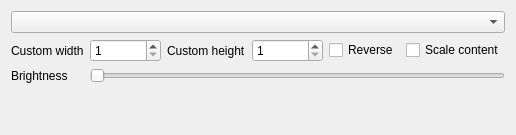
First picture: the form in LivePreviewController.ui, repository DLdota/OpenRGBEffectsPlugin, before the edit.
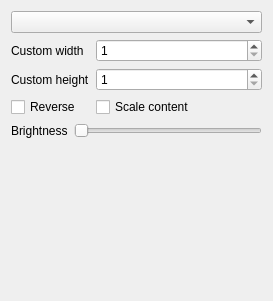
Second picture: the form after the edit. Custom widgets are drawn as their Qt base class.

Commit message: Reworked LivePreview UI

```diff
--- a/LivePreviewController.ui
+++ b/LivePreviewController.ui
@@ -6,30 +6,112 @@
    <rect>
     <x>0</x>
     <y>0</y>
-    <width>516</width>
-    <height>135</height>
+    <width>273</width>
+    <height>301</height>
    </rect>
   </property>
+  <property name="sizePolicy">
+   <sizepolicy hsizetype="Preferred" vsizetype="Preferred">
+    <horstretch>0</horstretch>
+    <verstretch>0</verstretch>
+   </sizepolicy>
+  </property>
+  <property name="minimumSize">
+   <size>
+    <width>0</width>
+    <height>0</height>
+   </size>
+  </property>
   <property name="windowTitle">
    <string>Form</string>
   </property>
   <layout class="QGridLayout" name="gridLayout">
-   <item row="1" column="4">
-    <widget class="QCheckBox" name="reverse">
-     <property name="text">
-      <string>Reverse</string>
-     </property>
-    </widget>
-   </item>
+   <property name="sizeConstraint">
+    <enum>QLayout::SetDefaultConstraint</enum>
+   </property>
    <item row="2" column="0">
-    <widget class="QLabel" name="label_3">
+    <widget class="QFrame" name="brightness_frame">
+     <property name="frameShape">
+      <enum>QFrame::NoFrame</enum>
+     </property>
+     <property name="frameShadow">
+      <enum>QFrame::Raised</enum>
+     </property>
+     <layout class="QGridLayout" name="gridLayout_2">
+      <property name="leftMargin">
+       <number>0</number>
+      </property>
+      <property name="topMargin">
+       <number>0</number>
+      </property>
+      <property name="rightMargin">
+       <number>0</number>
+      </property>
+      <property name="bottomMargin">
+       <number>0</number>
+      </property>
+      <item row="0" column="0">
+       <widget class="QLabel" name="brightness_label">
+        <property name="toolTip">
+         <string>Brightness</string>
+        </property>
      <property name="text">
       <string>Brightness</string>
+        </property>
+       </widget>
+      </item>
+      <item row="0" column="1">
+       <widget class="QTooltipedSlider" name="brightness">
+        <property name="maximum">
+         <number>100</number>
+        </property>
+        <property name="orientation">
+         <enum>Qt::Horizontal</enum>
+        </property>
+       </widget>
+      </item>
+     </layout>
+    </widget>
+   </item>
+   <item row="0" column="0">
+    <widget class="QComboBox" name="presets"/>
+   </item>
+   <item row="1" column="0">
+    <widget class="QFrame" name="settings_frame">
+     <property name="frameShape">
+      <enum>QFrame::NoFrame</enum>
+     </property>
+     <property name="frameShadow">
+      <enum>QFrame::Raised</enum>
+     </property>
+     <layout class="QGridLayout" name="gridLayout_3" columnstretch="0,1,0">
+      <property name="leftMargin">
+       <number>0</number>
+      </property>
+      <property name="topMargin">
+       <number>0</number>
+      </property>
+      <property name="rightMargin">
+       <number>0</number>
+      </property>
+      <property name="bottomMargin">
+       <number>0</number>
+      </property>
+      <item row="0" column="0">
+       <widget class="QLabel" name="label">
+        <property name="text">
+         <string>Custom width</string>
      </property>
     </widget>
    </item>
    <item row="1" column="1">
-    <widget class="QSpinBox" name="width">
+       <widget class="QSpinBox" name="height">
+        <property name="sizePolicy">
+         <sizepolicy hsizetype="Preferred" vsizetype="Fixed">
+          <horstretch>0</horstretch>
+          <verstretch>0</verstretch>
+         </sizepolicy>
+        </property>
      <property name="minimum">
       <number>1</number>
      </property>
@@ -38,15 +120,21 @@
      </property>
     </widget>
    </item>
-   <item row="1" column="2">
+      <item row="1" column="0">
     <widget class="QLabel" name="label_2">
      <property name="text">
       <string>Custom height</string>
      </property>
     </widget>
    </item>
-   <item row="1" column="3">
-    <widget class="QSpinBox" name="height">
+      <item row="0" column="1">
+       <widget class="QSpinBox" name="width">
+        <property name="sizePolicy">
+         <sizepolicy hsizetype="Preferred" vsizetype="Fixed">
+          <horstretch>0</horstretch>
+          <verstretch>0</verstretch>
+         </sizepolicy>
+        </property>
      <property name="minimum">
       <number>1</number>
      </property>
@@ -55,15 +143,27 @@
      </property>
     </widget>
    </item>
-   <item row="1" column="0">
-    <widget class="QLabel" name="label">
+      <item row="2" column="0">
+       <widget class="QCheckBox" name="reverse">
+        <property name="sizePolicy">
+         <sizepolicy hsizetype="Preferred" vsizetype="Fixed">
+          <horstretch>0</horstretch>
+          <verstretch>0</verstretch>
+         </sizepolicy>
+        </property>
      <property name="text">
-      <string>Custom width</string>
+         <string>Reverse</string>
      </property>
     </widget>
    </item>
-   <item row="1" column="5">
+      <item row="2" column="1">
     <widget class="QCheckBox" name="scale">
+        <property name="sizePolicy">
+         <sizepolicy hsizetype="Preferred" vsizetype="Fixed">
+          <horstretch>0</horstretch>
+          <verstretch>0</verstretch>
+         </sizepolicy>
+        </property>
      <property name="text">
       <string>Scale content</string>
      </property>
@@ -72,10 +172,10 @@
      </property>
     </widget>
    </item>
-   <item row="0" column="0" colspan="6">
-    <widget class="QComboBox" name="presets"/>
+     </layout>
+    </widget>
    </item>
-   <item row="3" column="0" colspan="6">
+   <item row="3" column="0">
     <widget class="PreviewWidget" name="preview_widget" native="true">
      <property name="sizePolicy">
       <sizepolicy hsizetype="Preferred" vsizetype="Preferred">
@@ -83,21 +183,17 @@
        <verstretch>1</verstretch>
       </sizepolicy>
      </property>
+     <property name="minimumSize">
+      <size>
+       <width>0</width>
+       <height>0</height>
+      </size>
+     </property>
      <property name="styleSheet">
       <string notr="true">background:transparent</string>
      </property>
     </widget>
    </item>
-   <item row="2" column="1" colspan="5">
-    <widget class="QTooltipedSlider" name="brightness">
-     <property name="maximum">
-      <number>100</number>
-     </property>
-     <property name="orientation">
-      <enum>Qt::Horizontal</enum>
-     </property>
-    </widget>
-   </item>
   </layout>
  </widget>
  <customwidgets>
```
Lines whose indentation alone changed are shown as unchanged. The commit also changes 1 other file.
